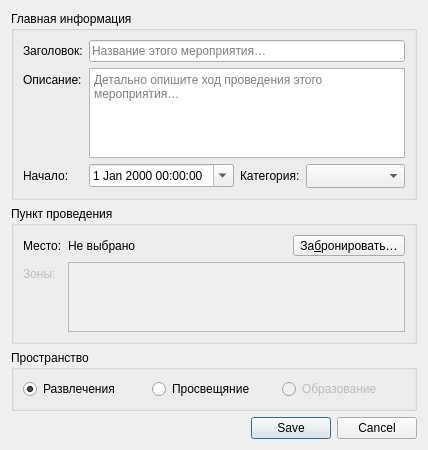
Above: app/ui/dialogs/create_event.ui from NTO-2nd-stage-ABP/ccms before the change. Below: the same form after it.
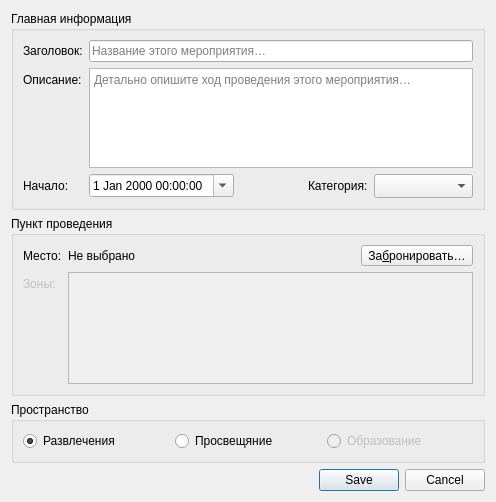
That is the form after the change.

The edit to the form file:
```diff
--- a/app/ui/dialogs/create_event.ui
+++ b/app/ui/dialogs/create_event.ui
@@ -6,8 +6,8 @@
    <rect>
     <x>0</x>
     <y>0</y>
-    <width>400</width>
-    <height>450</height>
+    <width>496</width>
+    <height>502</height>
    </rect>
   </property>
   <property name="windowTitle">
```
